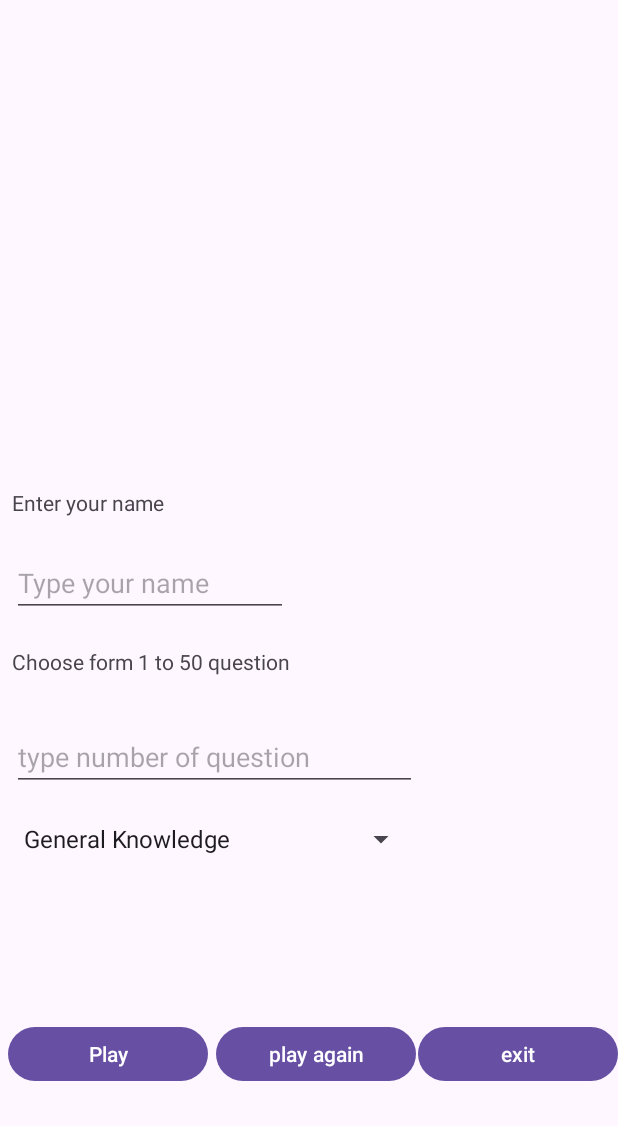
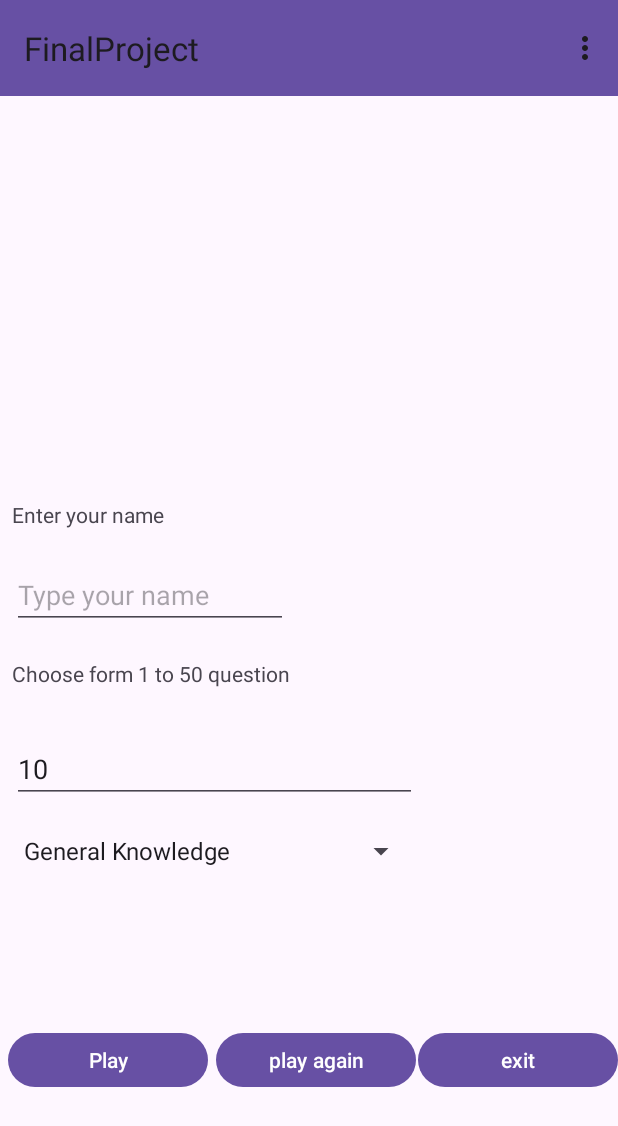
Before and after one commit to JiPooh/FinalProject, an Android app: the TriviaActivity screen opened directly, with no data from a screen before it, after a tap on "Play", on a phone screen of 412 x 824 dp. Shown: the top 1126 px of the screen. Run offline under Robolectric (Android 15) with nearby library versions, the phone set to English and light mode, and no system bars; our stand-ins replace Volley; network calls fail.

Commit message:
final commit

```diff
--- a/app/src/main/java/algonquin/cst2335/finalproject/TriviaActivity.java
+++ b/app/src/main/java/algonquin/cst2335/finalproject/TriviaActivity.java
@@ -11,6 +11,8 @@ import android.content.Context;
 import android.content.Intent;
 import android.content.SharedPreferences;
 import android.os.Bundle;
+import android.view.Menu;
+import android.view.MenuItem;
 import android.view.View;
 import android.view.ViewGroup;
 import android.widget.ArrayAdapter;
@@ -37,7 +39,7 @@ public class TriviaActivity extends AppCompatActivity {
 
 
 
-    SharedPreferences  prefs = getSharedPreferences("MyData", Context.MODE_PRIVATE);
+     private SharedPreferences sharedPreferences;
 
 
 
@@ -47,7 +49,7 @@ public class TriviaActivity extends AppCompatActivity {
 
     String selectedCategory;
     RequestQueue queue = null;
-String defaultValue = "" ;
+
 
     String[] categoryIDs ;
     @Override
@@ -56,8 +58,13 @@ String defaultValue = "" ;
         queue = Volley.newRequestQueue(this);
         binding = ActivityTriviaBinding.inflate(getLayoutInflater());
         setContentView(binding.getRoot());
-        SharedPreferences  prefs = getSharedPreferences("MyData", Context.MODE_PRIVATE);
 
+    sharedPreferences = this.getSharedPreferences("YourPrefsName", MODE_PRIVATE);
+
+        int defaultQuestions = sharedPreferences.getInt("numQuestions", 10);
+        binding.questionText.setText(String.valueOf(defaultQuestions)) ;
+
+        setSupportActionBar(binding.myToolbar) ;
 
         RecyclerView triviaList = binding.triviaList;
         categoryIDs = getResources().getStringArray(R.array.category_ids);
@@ -67,6 +74,10 @@ String defaultValue = "" ;
         binding.randomButton.setOnClickListener(click -> {
             String questionNumber = binding.questionText.getText().toString();
             int qNumber = Integer.parseInt(questionNumber);
+
+            SharedPreferences.Editor editor = sharedPreferences.edit();
+            editor.putInt("numQuestions", qNumber);
+            editor.apply();
 
             int selectedPosition = binding.categorySpinner.getSelectedItemPosition(); // get the position
 
@@ -112,6 +123,35 @@ String defaultValue = "" ;
         binding.categorySpinner.setAdapter(adapter);
     }
 
+    @Override
+    public boolean onCreateOptionsMenu(Menu menu) {
+        super.onCreateOptionsMenu(menu);
+
+        getMenuInflater().inflate(R.menu.my_menu, menu);
+        return true ;
+    }
+
+    /**
+     * @param item The menu item that was selected.
+     * @return
+     */
+    @Override
+    public boolean onOptionsItemSelected(@NonNull MenuItem item) {
+
+
+        if (item.getItemId() == R.id.item1) {
+
+            Toast.makeText(this, "Version 1.0 created by Malek " , Toast.LENGTH_LONG).show();
+
+            return true;
+        } else {
+           showAlertDialog();
+            return true;
+        }
+
+        //return super.onOptionsItemSelected(item);
+    }
+
 
 
     private void showAlertDialog() {
--- a/app/src/main/res/layout/activity_trivia.xml
+++ b/app/src/main/res/layout/activity_trivia.xml
@@ -7,10 +7,18 @@
     android:layout_height="match_parent"
     tools:context=".TriviaActivity">
 
+    <androidx.appcompat.widget.Toolbar
+        android:id="@+id/myToolbar"
+        android:layout_width="match_parent"
+        android:layout_height="wrap_content"
+        android:background="?attr/colorPrimary"
+        android:minHeight="?attr/actionBarSize"
+        android:theme="?attr/actionBarTheme" />
+
     <androidx.recyclerview.widget.RecyclerView
         android:id="@+id/triviaList"
-        android:layout_width="406dp"
-        android:layout_height="290dp"
+        android:layout_width="400dp"
+        android:layout_height="298dp"
         android:layout_marginStart="1dp"
         android:layout_marginTop="15dp"
         app:layout_constraintStart_toStartOf="parent"
--- /dev/null
+++ b/app/src/main/res/menu/my_menu.xml
@@ -0,0 +1,10 @@
+<?xml version="1.0" encoding="utf-8"?>
+<menu xmlns:app="http://schemas.android.com/apk/res-auto"
+    xmlns:android="http://schemas.android.com/apk/res/android">
+
+    <item
+        android:id="@+id/item1"
+        android:icon="@drawable/aboutc"
+        android:title="About us"
+        app:showAsAction="never" />
+</menu>
--- a/app/src/main/res/values/themes.xml
+++ b/app/src/main/res/values/themes.xml
@@ -3,6 +3,9 @@
     <style name="Base.Theme.FinalProject" parent="Theme.Material3.DayNight.NoActionBar">
         <!-- Customize your light theme here. -->
         <!-- <item name="colorPrimary">@color/my_light_primary</item> -->
+
+        <item name="windowActionBar">false</item>
+        <item name="windowNoTitle">true</item>
     </style>
 
     <style name="Theme.FinalProject" parent="Base.Theme.FinalProject" />
```
Also changed, not shown: app/src/main/res/drawable/aboutc.png (added).
